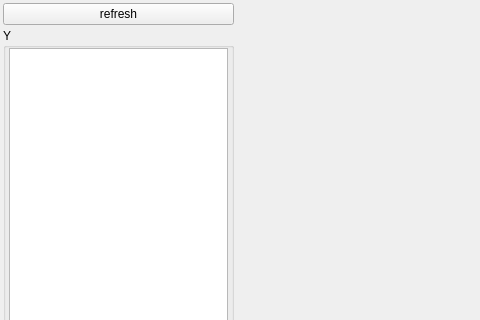
This is utils/hdf5_viewer.ui in dean-nanomol/nanomol as Qt 5 draws it before an edit; both pictures show x 0 to 480 and y 0 to 320 of the 704 by 692 pixel window. The edited form follows.
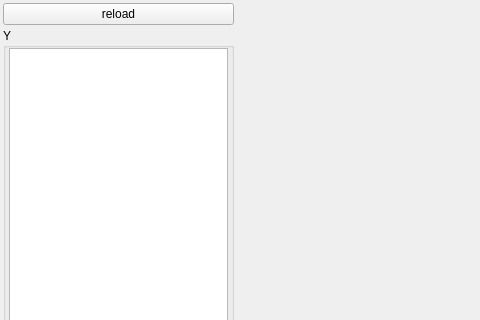
This is the edited form.

Commit message: connect reload_datafile button to function in hdf5_viewer

What changed in the file:
```diff
--- a/utils/hdf5_viewer.ui
+++ b/utils/hdf5_viewer.ui
@@ -37,7 +37,7 @@
      <item>
       <widget class="QPushButton" name="refresh_pushbutton">
        <property name="text">
-        <string>refresh</string>
+        <string>reload</string>
        </property>
       </widget>
      </item>
```
Left out of the diff: 2 changed lines with no effect on the pictures. The commit also changes 2 other files.
